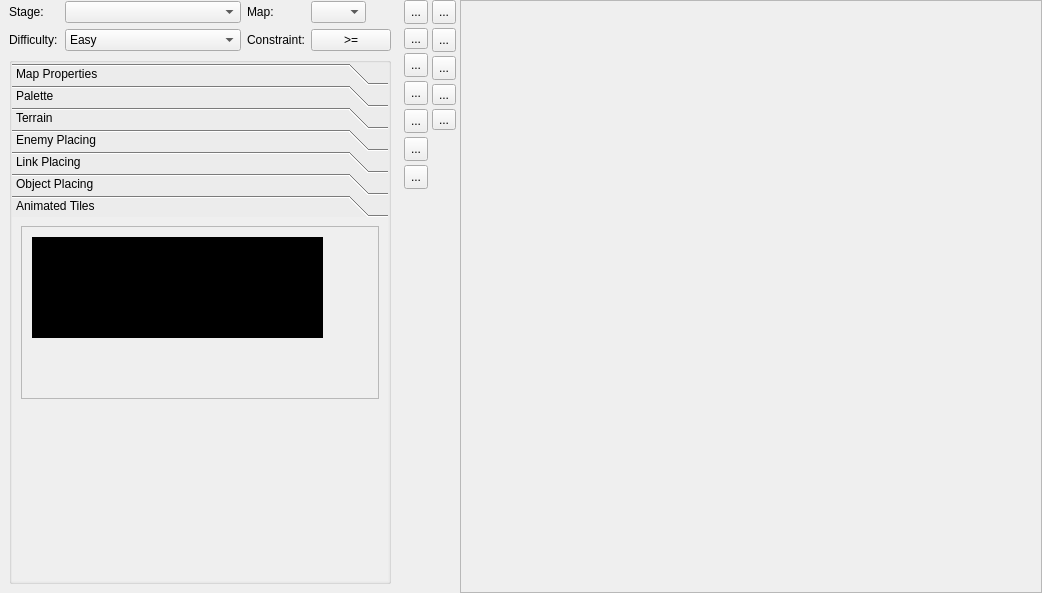
This is editor/mainwindow_tab/map_tab.ui in protoman/rockbot as Qt 5 draws it before an edit. The edited form follows.
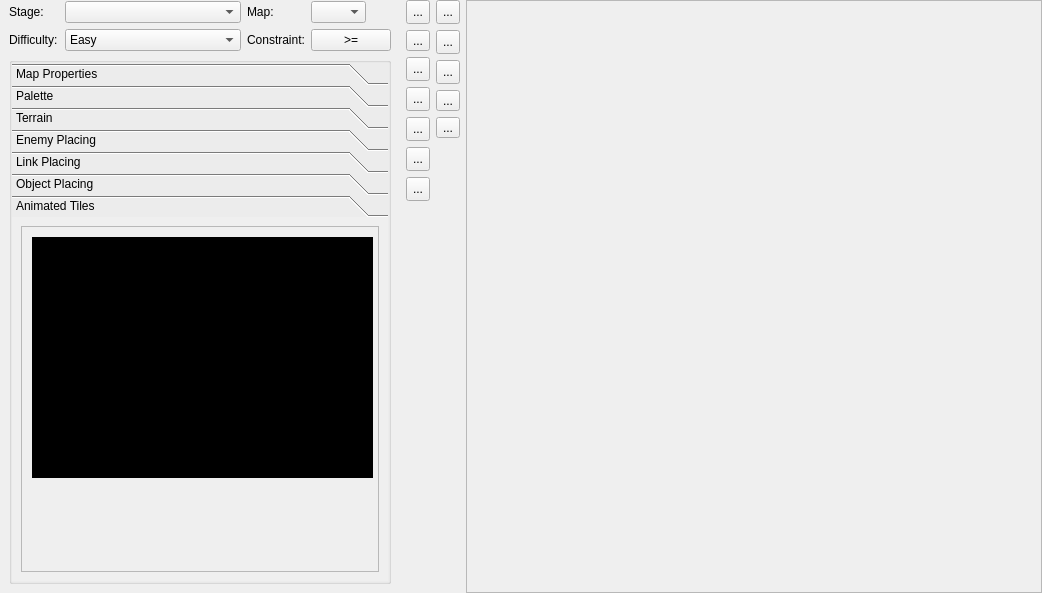
This is the edited form. The open tabs and pages were chosen to show the change. Icons and pictures are not drawn. Custom widgets are drawn as their Qt base class.

```diff
--- a/editor/mainwindow_tab/map_tab.ui
+++ b/editor/mainwindow_tab/map_tab.ui
@@ -13,10 +13,7 @@
   <property name="windowTitle">
    <string>Form</string>
   </property>
-  <layout class="QHBoxLayout" name="horizontalLayout_2">
-   <property name="spacing">
-    <number>4</number>
-   </property>
+  <layout class="QGridLayout" name="gridLayout_3">
    <property name="leftMargin">
     <number>0</number>
    </property>
@@ -29,7 +26,7 @@
    <property name="bottomMargin">
     <number>0</number>
    </property>
-   <item>
+   <item row="0" column="0">
     <widget class="QWidget" name="Sidebar" native="true">
      <property name="minimumSize">
       <size>
@@ -1067,8 +1064,8 @@
              <rect>
               <x>0</x>
               <y>0</y>
-              <width>374</width>
-              <height>304</height>
+              <width>376</width>
+              <height>281</height>
              </rect>
             </property>
             <attribute name="label">
@@ -1077,27 +1074,45 @@
             <layout class="QVBoxLayout" name="verticalLayout_6">
              <item>
               <widget class="QScrollArea" name="scrollArea_3">
+               <property name="verticalScrollBarPolicy">
+                <enum>Qt::ScrollBarAsNeeded</enum>
+               </property>
+               <property name="horizontalScrollBarPolicy">
+                <enum>Qt::ScrollBarAsNeeded</enum>
+               </property>
                <property name="widgetResizable">
-                <bool>true</bool>
+                <bool>false</bool>
                </property>
                <widget class="QWidget" name="scrollAreaWidgetContents_3">
                 <property name="geometry">
                  <rect>
                   <x>0</x>
                   <y>0</y>
-                  <width>354</width>
-                  <height>138</height>
+                  <width>356</width>
+                  <height>261</height>
                  </rect>
                 </property>
+                <property name="sizePolicy">
+                 <sizepolicy hsizetype="Preferred" vsizetype="Preferred">
+                  <horstretch>0</horstretch>
+                  <verstretch>0</verstretch>
+                 </sizepolicy>
+                </property>
                 <widget class="animTilePalette" name="animTilePaletteWidget" native="true">
                  <property name="geometry">
                   <rect>
                    <x>10</x>
                    <y>10</y>
-                   <width>291</width>
-                   <height>101</height>
+                   <width>341</width>
+                   <height>241</height>
                   </rect>
                  </property>
+                 <property name="sizePolicy">
+                  <sizepolicy hsizetype="Expanding" vsizetype="Expanding">
+                   <horstretch>0</horstretch>
+                   <verstretch>0</verstretch>
+                  </sizepolicy>
+                 </property>
                  <property name="minimumSize">
                   <size>
                    <width>16</width>
@@ -1123,19 +1138,6 @@
                </widget>
               </widget>
              </item>
-             <item>
-              <spacer name="verticalSpacer_2">
-               <property name="orientation">
-                <enum>Qt::Vertical</enum>
-               </property>
-               <property name="sizeHint" stdset="0">
-                <size>
-                 <width>20</width>
-                 <height>40</height>
-                </size>
-               </property>
-              </spacer>
-             </item>
             </layout>
            </widget>
           </widget>
@@ -1146,7 +1148,7 @@
      </layout>
     </widget>
    </item>
-   <item>
+   <item row="0" column="1">
     <layout class="QVBoxLayout" name="verticalLayout_8">
      <property name="rightMargin">
       <number>0</number>
@@ -1321,7 +1323,7 @@
      </item>
     </layout>
    </item>
-   <item>
+   <item row="0" column="2">
     <layout class="QVBoxLayout" name="verticalLayout_9">
      <property name="rightMargin">
       <number>0</number>
@@ -1438,7 +1440,7 @@
      </item>
     </layout>
    </item>
-   <item>
+   <item row="0" column="3">
     <widget class="QScrollArea" name="scrollArea">
      <property name="sizePolicy">
       <sizepolicy hsizetype="Expanding" vsizetype="Expanding">
```
Left out of the diff: 28 changed lines with no effect on the pictures.
